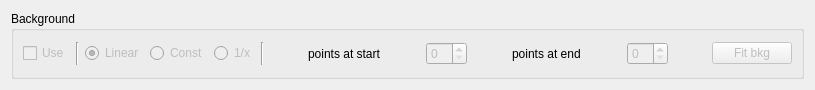
Before: the Qt Designer form iintgui/ui/iintbackground.ui in syncope/iint-gui, drawn with Qt 5.
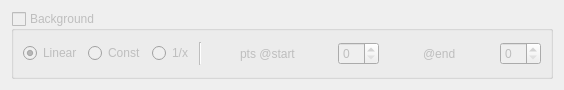
After: the same form once the commit is applied.

```diff
--- a/iintgui/ui/iintbackground.ui
+++ b/iintgui/ui/iintbackground.ui
@@ -6,7 +6,7 @@
    <rect>
     <x>0</x>
     <y>0</y>
-    <width>815</width>
+    <width>564</width>
     <height>90</height>
    </rect>
   </property>
@@ -16,29 +16,24 @@
   <layout class="QGridLayout" name="gridLayout_2">
    <item row="0" column="0">
     <widget class="QGroupBox" name="groupBox">
+     <property name="enabled">
+      <bool>false</bool>
+     </property>
      <property name="title">
       <string>Background</string>
      </property>
+     <property name="flat">
+      <bool>false</bool>
+     </property>
+     <property name="checkable">
+      <bool>true</bool>
+     </property>
+     <property name="checked">
+      <bool>false</bool>
+     </property>
      <layout class="QGridLayout" name="gridLayout">
       <item row="0" column="0">
        <layout class="QHBoxLayout" name="horizontalLayout">
-        <item>
-         <widget class="QCheckBox" name="useBkg">
-          <property name="enabled">
-           <bool>false</bool>
-          </property>
-          <property name="text">
-           <string>Use</string>
-          </property>
-         </widget>
-        </item>
-        <item>
-         <widget class="Line" name="line">
-          <property name="orientation">
-           <enum>Qt::Vertical</enum>
-          </property>
-         </widget>
-        </item>
         <item>
          <widget class="QRadioButton" name="linearBkg">
           <property name="enabled">
@@ -99,7 +94,7 @@
             <item>
              <widget class="QLabel" name="label_6">
               <property name="text">
-               <string>points at start</string>
+               <string>pts @start</string>
               </property>
              </widget>
             </item>
@@ -141,7 +136,7 @@
               <item>
                <widget class="QLabel" name="label_7">
                 <property name="text">
-                 <string>points at end</string>
+                 <string>@end</string>
                 </property>
                </widget>
               </item>
@@ -171,32 +166,6 @@
           </item>
          </layout>
         </item>
-        <item>
-         <spacer name="horizontalSpacer_4">
-          <property name="orientation">
-           <enum>Qt::Horizontal</enum>
-          </property>
-          <property name="sizeHint" stdset="0">
-           <size>
-            <width>40</width>
-            <height>20</height>
-           </size>
-          </property>
-         </spacer>
-        </item>
-        <item>
-         <widget class="QPushButton" name="fitBkg">
-          <property name="enabled">
-           <bool>false</bool>
-          </property>
-          <property name="text">
-           <string>Fit bkg</string>
-          </property>
-          <property name="default">
-           <bool>true</bool>
-          </property>
-         </widget>
-        </item>
        </layout>
       </item>
      </layout>
```
